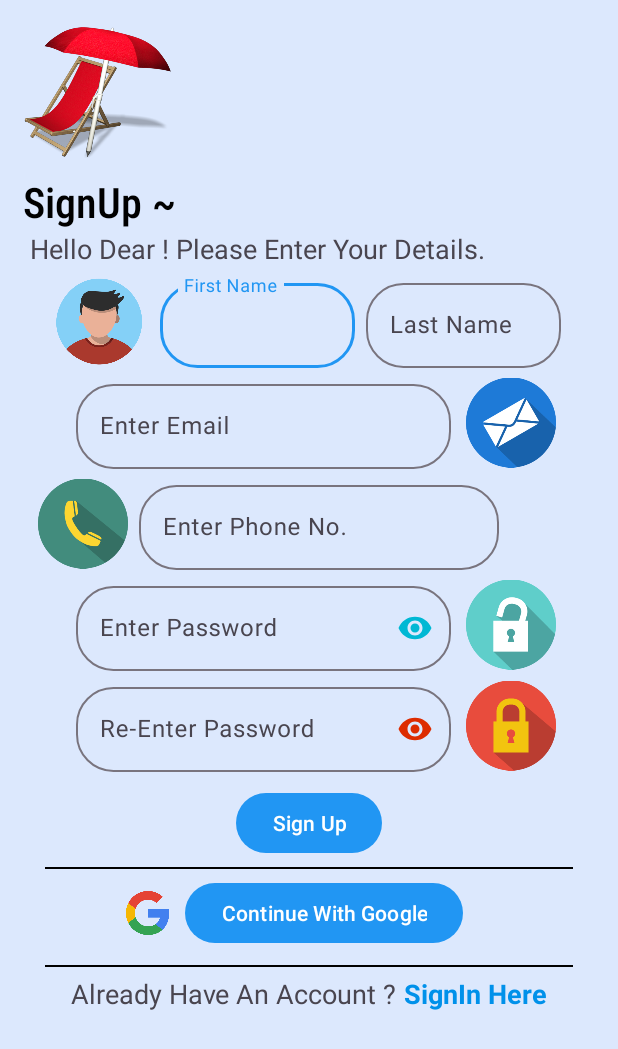
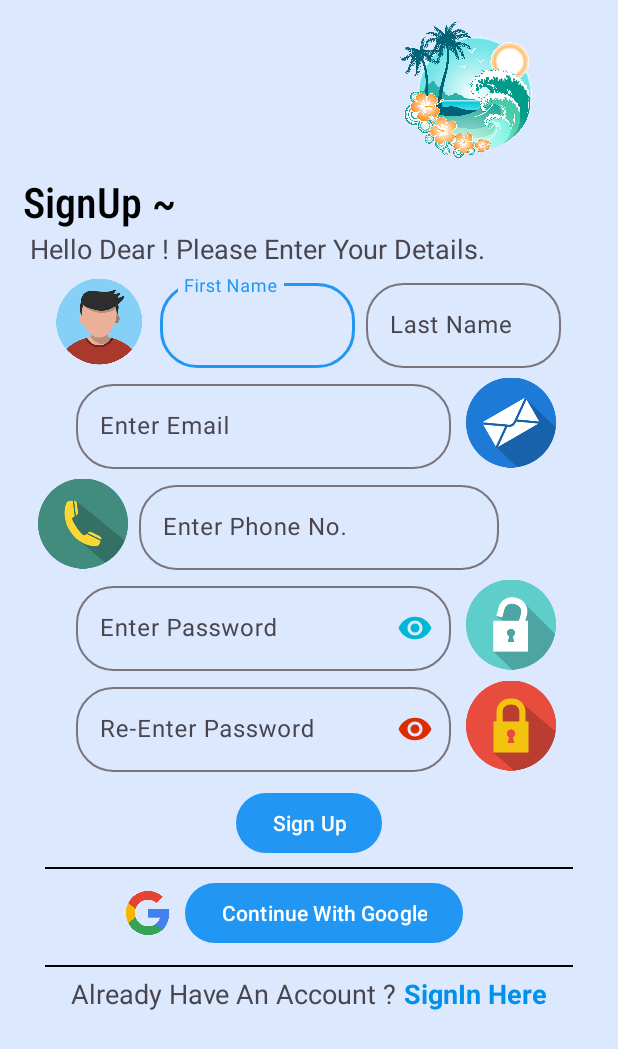
Before and after one commit to Admin-573/The-Hotel, an Android app: the get_start screen opened directly, with no data from a screen before it, on a phone screen of 412 x 824 dp. Shown: the top 1049 px of the screen. Run offline under Robolectric (Android 15) with nearby library versions, the phone set to English and light mode, and no system bars.

Commit message:
Initial commit

```diff
--- a/app/src/main/res/layout/activity_get_start.xml
+++ b/app/src/main/res/layout/activity_get_start.xml
@@ -10,9 +10,10 @@
 
     <ImageView
         android:layout_marginTop="10dp"
-        android:layout_marginLeft="15dp"
+        android:layout_marginRight="40dp"
+        android:layout_gravity="right"
         android:src="@drawable/holidays2"
-        android:layout_width="100dp"
+        android:layout_width="120dp"
         android:layout_height="100dp"/>
 
     <TextView
```
Also changed, not shown: app/src/main/res/layout/activity_main.xml (+8 -3 lines), app/src/main/res/drawable/holidays.png, app/src/main/res/drawable/holidays2.png.
